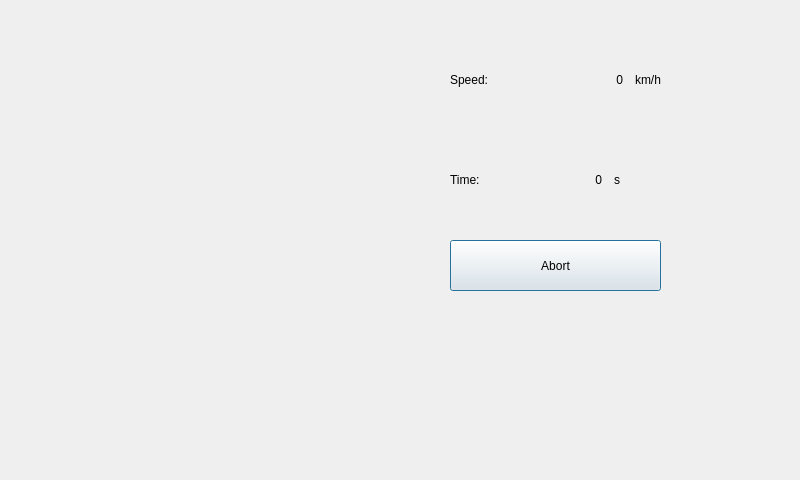
ArtemD/SpeedFreak, file Client/accrealtimedialog.ui: the form before one commit.
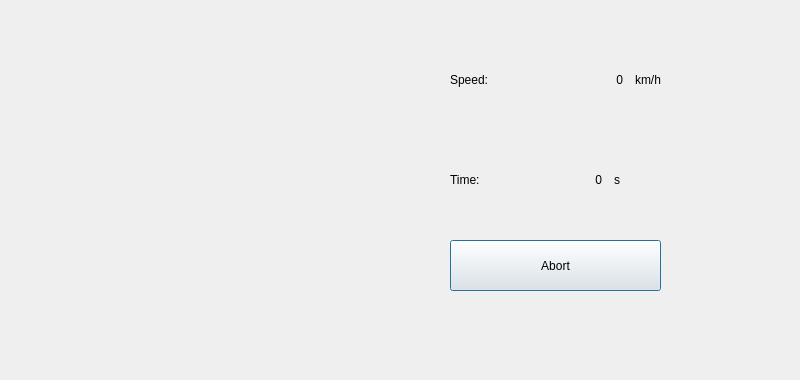
The form after the commit. Icons and pictures are not drawn.

What changed in the file:
```diff
--- a/Client/accrealtimedialog.ui
+++ b/Client/accrealtimedialog.ui
@@ -7,7 +7,7 @@
     <x>0</x>
     <y>0</y>
     <width>800</width>
-    <height>480</height>
+    <height>380</height>
    </rect>
   </property>
   <property name="windowTitle">
```
Left out of the diff: 21 changed lines with no effect on the pictures.
